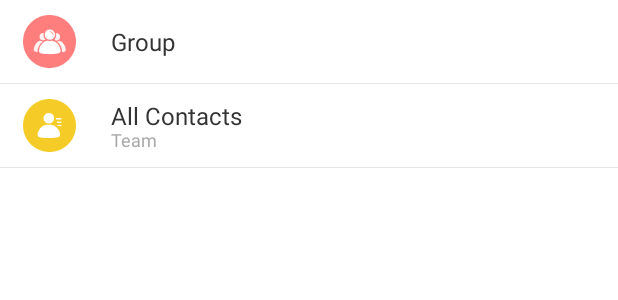
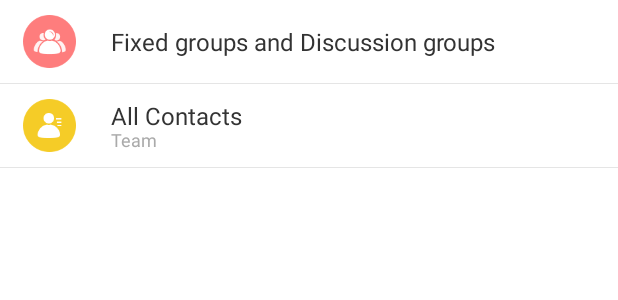
Before and after one commit to jordiff79/eSDK_CloudEC_Overall_Demo_Android, an Android app: the layout contact_fragment.xml on its own in the app's theme, with its tools: preview values and no code run, on a phone screen of 412 x 824 dp. Shown: the top 300 px of the screen. Run offline under Robolectric (Android 15) with nearby library versions, the phone set to English and light mode, and no system bars.

```diff
--- a/sample/EC_SDK_Demo/Demo/app/src/main/res/layout/contact_fragment.xml
+++ b/sample/EC_SDK_Demo/Demo/app/src/main/res/layout/contact_fragment.xml
@@ -29,7 +29,7 @@
             android:layout_toRightOf="@id/group_iv"
             android:ellipsize="end"
             android:singleLine="true"
-            android:text="@string/group"
+            android:text="@string/chat_groups"
             android:textColor="@color/textPrimary"
             android:textSize="16sp"/>
     </com.huawei.opensdk.ec_sdk_demo.widget.BottomLineLayout>
--- a/sample/EC_SDK_Demo/Demo/app/src/main/res/values/strings.xml
+++ b/sample/EC_SDK_Demo/Demo/app/src/main/res/values/strings.xml
@@ -218,6 +218,7 @@
     <string name="history_message">History Message</string>
 
 
+    <string name="chat_groups">Fixed groups and Discussion groups</string>
     <string name="group">Group</string>
     <string name="contact">All Contacts</string>
     <string name="team">Team</string>
--- a/sample/EC_SDK_Demo/Demo_Service/ConferenceService/src/main/java/com/huawei/opensdk/demoservice/DataConference.java
+++ b/sample/EC_SDK_Demo/Demo_Service/ConferenceService/src/main/java/com/huawei/opensdk/demoservice/DataConference.java
@@ -391,7 +391,7 @@ public class DataConference implements IConferenceUI {
      */
     public boolean videoOpen(long deviceID)
     {
-        videoSetParam(deviceID, 128, 96, 10, 0);
+        videoSetParam(deviceID, 128*4, 96*4, 20, 0);
         Log.i(TAG, "video open deviceID: " + deviceID);
         int nRet = mConfIns.videoOpen(deviceID);
         return (nRet == 0);
```
Also changed, not shown: 1 other file.
